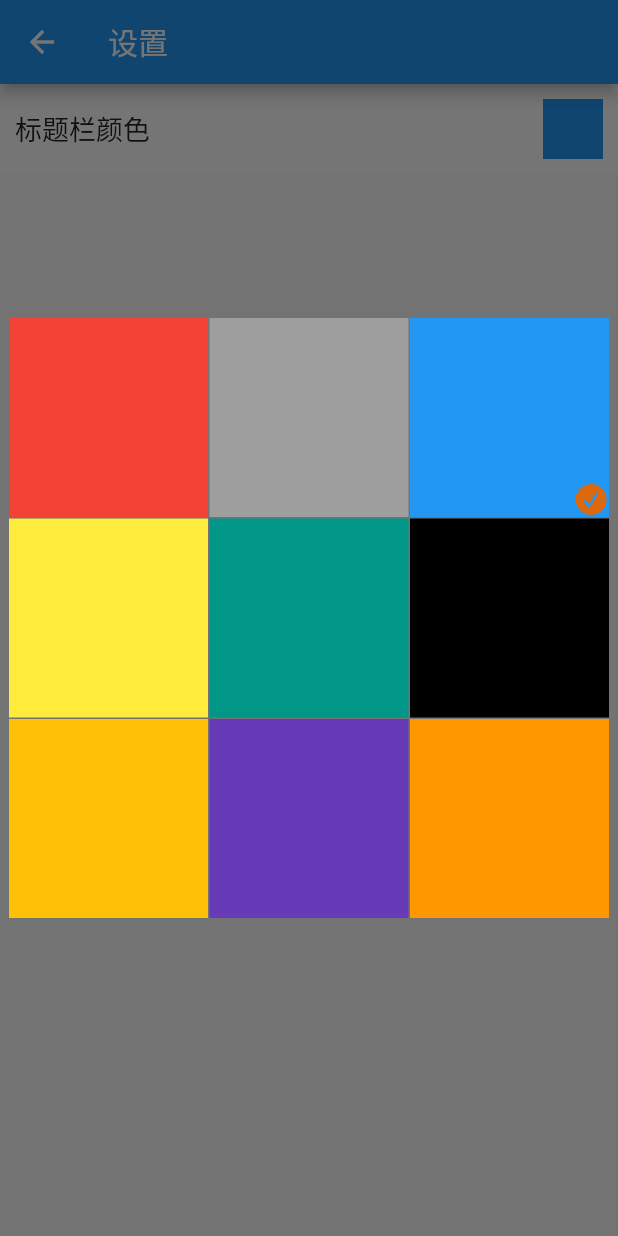
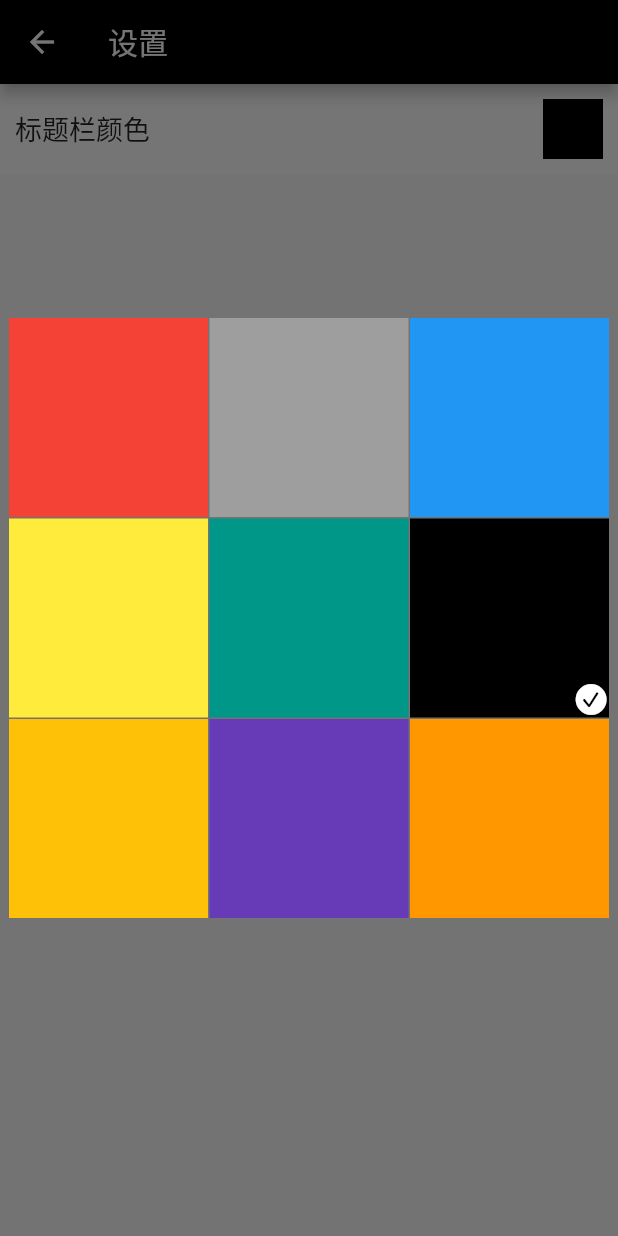
Before and after one commit to aicaibucai/Flutter_gank, a Flutter app: the SettingPage screen opened directly, after a tap on "标题栏颜色", on a phone screen of 412 x 824 dp. Run offline on Flutter 3.47's test engine with Material 2 defaults, Android fonts, the phone set to English and light mode, and no system bars; our stand-ins replace cached_network_image, dio, flutter_svg, webview_flutter; network calls fail; statements that could not run were skipped.

Commit message:
更新 1.修改了部分Consume，改为Selector,Selector适用于最小范围更新,对于ListView整个更新还是使用Consume,对于Item更新则选择Selector。 2.修改了PageView的左右滑动，减少误操作(反正左右滑动也作用不大,还不好看)。 3.修改了主题ViewModel逻辑，现在以一个Model进行判断,以后需要在Model里面添加一个标识号,用于自定义主题扩展。

```diff
--- a/lib/page/SettingPage.dart
+++ b/lib/page/SettingPage.dart
@@ -1,6 +1,7 @@
 import 'package:flutter/widgets.dart';
 import 'package:flutter/material.dart';
 import 'package:flutter/cupertino.dart';
+import 'package:flutter_gank_app/Config/ThemeConfig.dart';
 import 'package:flutter_gank_app/viewmodel/ThemeViewModel.dart';
 import 'package:provider/provider.dart';
 
@@ -69,7 +70,6 @@ class ChangeTheme extends Dialog {
   @override
   Widget build(BuildContext context) {
     // TODO: implement build
-    List<Color> colors = ThemeViewModel.colors;
     return Center(
       child: Container(
         width: 400,
@@ -82,10 +82,10 @@ class ChangeTheme extends Dialog {
               crossAxisSpacing: 1),
           itemBuilder: (bContext, index) {
             return Builder(builder: (c) {
-              return ThemeSelect(colors[index]);
+              return ThemeSelect(ThemeConfig.themeModels[index]);
             });
           },
-          itemCount: colors.length,
+          itemCount: ThemeConfig.themeModels.length,
         ),
       ),
     );
@@ -93,10 +93,10 @@ class ChangeTheme extends Dialog {
 }
 
 class ThemeSelect extends StatefulWidget {
-  Color _color;
+  ThemeModel _themeModel;
 
   ThemeSelect(
-    this._color,
+    this._themeModel,
   );
 
   @override
@@ -114,17 +114,17 @@ class ThemeSelectState extends State<ThemeSelect> {
       child: Stack(
         children: <Widget>[
           Container(
-            color: widget._color,
+            color: widget._themeModel.appBarTheme,
           ),
           Consumer<ThemeViewModel>(
             builder: (_, c, child) {
-              bool select = (widget._color == c.appBarTheme) ?? false;
+              bool select = (widget._themeModel == c.themeModel) ?? false;
               return Offstage(
                 offstage: !select,
                 child: Align(
                   child: Icon(
                     CupertinoIcons.check_mark_circled_solid,
-                    color: reverseColor(widget._color),
+                    color: reverseColor(widget._themeModel.appBarTheme),
                   ),
                   alignment: Alignment.bottomRight,
                 ),
@@ -134,8 +134,8 @@ class ThemeSelectState extends State<ThemeSelect> {
         ],
       ),
       onTap: () {
-        Provider.of<ThemeViewModel>(context, listen: false).appBarTheme =
-            widget._color;
+        Provider.of<ThemeViewModel>(context, listen: false).themeModel =
+           widget._themeModel;
       },
     );
   }
--- a/lib/viewmodel/BaseViewModel.dart
+++ b/lib/viewmodel/BaseViewModel.dart
@@ -7,7 +7,6 @@ class BaseViewModel with ChangeNotifier {
   static const int INIT = 0;
   static const int ERROR = -1;
   static const int NETWORK_ERROR = -2;
-
   int _status = INIT;
 
   int get status => _status;
--- a/lib/viewmodel/ThemeViewModel.dart
+++ b/lib/viewmodel/ThemeViewModel.dart
@@ -2,49 +2,63 @@ import 'package:flutter/material.dart';
 import 'package:flutter/widgets.dart';
 
 class ThemeViewModel extends ChangeNotifier {
+  ThemeModel _themeModel;
+
+  ThemeModel get themeModel => _themeModel;
+
+  set themeModel(ThemeModel value) {
+    _themeModel = value;
+    notifyListeners();
+  } //  static const List<Color> _colors = [
+
+//    Colors.red,
+//    Colors.grey,
+//    Colors.blue,
+//    Colors.yellow,
+//    Colors.teal,
+//    Colors.black,
+//    Colors.amber,
+//    Colors.deepPurple,
+//    Colors.orange
+//  ];
+//
+//  static List<Color> get colors => _colors;
+  ThemeViewModel(ThemeModel themeModel) : _themeModel = themeModel;
+}
+
+class ThemeModel {
   Color _primaryColor;
   Color _appBarTheme;
   Color _primarySwatch;
-  static const List<Color> _colors = [
-    Colors.red,
-    Colors.grey,
-    Colors.blue,
-    Colors.yellow,
-    Colors.teal,
-    Colors.black,
-    Colors.amber,
-    Colors.deepPurple,
-    Colors.orange
-  ];
+  Color _contentTextColor;
 
-  static List<Color> get colors => _colors;
+  ThemeModel(Color primaryColor,Color appBarTheme,Color primarySwatch,Color contentTextColor)
+      : _primaryColor = primaryColor,
+        _appBarTheme = appBarTheme,
+        _primarySwatch = primarySwatch,
+        _contentTextColor = contentTextColor;
+
+  set primaryColor(Color value) {
+    _primaryColor = value;
+  }
 
   Color get primaryColor => _primaryColor;
 
-  set primaryColor(Color value) {
-    _primaryColor = value;
-    notifyListeners();
+  set appBarTheme(Color value) {
+    _appBarTheme = value;
   }
 
-  ThemeViewModel(
-      {Color primaryColor = Colors.blue,
-      Color appBarTheme = Colors.blue,
-      Color primarySwatch = Colors.blue})
-      : _primaryColor = primaryColor,
-        _appBarTheme = appBarTheme,
-        _primarySwatch = primarySwatch;
+  Color get contentTextColor => _contentTextColor;
+
+  set contentTextColor(Color value) {
+    _contentTextColor = value;
+  }
 
   Color get appBarTheme => _appBarTheme;
-
-  set appBarTheme(Color value) {
-    _appBarTheme = value;
-    notifyListeners();
-  }
 
   Color get primarySwatch => _primarySwatch;
 
   set primarySwatch(Color value) {
     _primarySwatch = value;
-    notifyListeners();
   }
 }
```
Also changed, not shown: lib/Config/ThemeConfig.dart (added, +30 -0 lines), lib/main.dart (+5 -4 lines), lib/page/HomePage.dart (+6 -5 lines), lib/page/TodayPage.dart (+83 -43 lines), lib/viewmodel/TodayViewModel.dart (+114 -119 lines).
